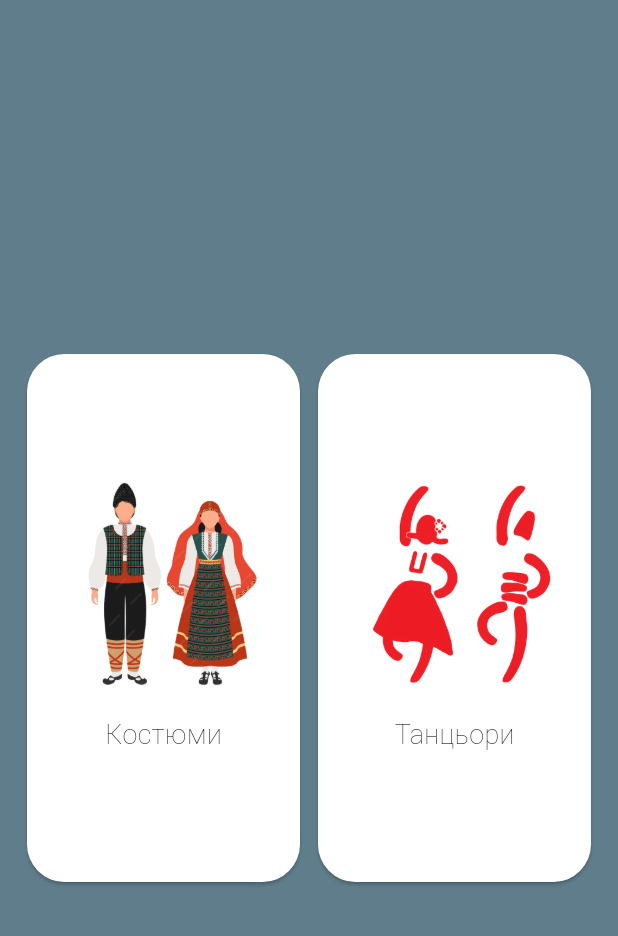
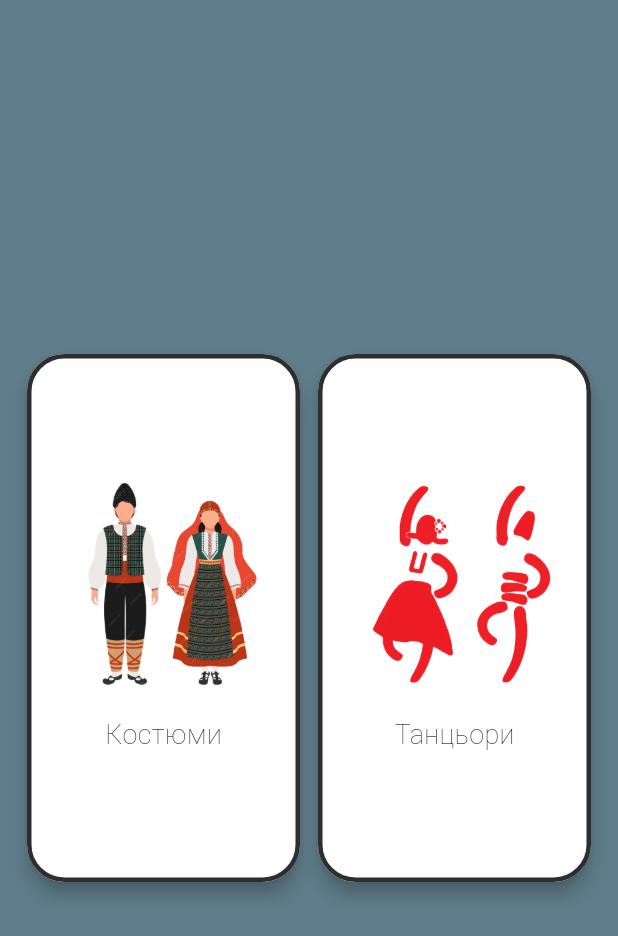
Before and after one commit to GeorgiTasev12/FolkRobe, a Flutter app: the screen it shows after launch, on a phone screen of 412 x 824 dp. Shown: the top 936 px of the screen. Run offline on Flutter 3.47's test engine with Material 3 defaults, Android fonts, the phone set to English and light mode, and no system bars; our stand-ins replace equatable, flutter_bloc, flutter_hooks, get_it, sqflite; accounts and stored records are empty.

Commit message:
Update the style scheme through out the app.

```diff
--- a/lib/theme/app_theme.dart
+++ b/lib/theme/app_theme.dart
@@ -33,12 +33,18 @@ class AppTheme extends ThemeExtension<AppTheme> {
   static ThemeData light() {
     return ThemeData(
       brightness: Brightness.light,
+      textSelectionTheme: const TextSelectionThemeData(
+        selectionColor: Color(0xFFCECECE),
+        selectionHandleColor: Color(0xFF0055FF),
+        cursorColor: Color(0xFF0055FF),
+      ),
       extensions: [
         AppTheme(
           colors: AppColors(
             background: Color(0xFF607D8B),
             surfaceContainer: Color(0xFFFFFFFF),
             primary: Color(0xF8FFFFFF),
+            outline: Color(0xFF2E2E2E),
             onSurfaceContainer: Color(0xFF000000),
             warning: Color(0xFFD9AA01),
             error: Color(0xFFFF0000),
@@ -52,12 +58,18 @@ class AppTheme extends ThemeExtension<AppTheme> {
   static ThemeData dark() {
     return ThemeData(
       brightness: Brightness.dark,
+      textSelectionTheme: const TextSelectionThemeData(
+        selectionColor: Color(0xFF808080),
+        selectionHandleColor: Color(0xFF82B1FF),
+        cursorColor: Color(0xFF82B1FF),
+      ),
       extensions: [
         AppTheme(
           colors: AppColors(
-            background:Color(0xFF323232),
-            surfaceContainer:Color(0xFF1E1E1E),
+            background: Color(0xFF323232),
+            surfaceContainer: Color(0xFF1E1E1E),
             primary: Color(0xFFF4F4F4),
+            outline: Color(0xFFBDBDBD),
             onSurfaceContainer: Color(0xFFFFFFFF),
             warning: Color(0xFFDBC060),
             error: Color(0xFFFF6B6B),
--- a/lib/theme/styles/colors_and_styles.dart
+++ b/lib/theme/styles/colors_and_styles.dart
@@ -2,34 +2,40 @@ import 'package:flutter/material.dart';
 import 'package:folk_robe/theme/app_theme.dart';
 
 class AppColors {
-  final Color? background;
-  final Color? surfaceContainer;
-  final Color? primary;
-  final Color? warning;
-  final Color? error;
-  final Color? onSurfaceContainer;
-  final Color? secondary;
+  final Color background;
+  final Color surfaceContainer;
+  final Color outline;
+  final Color primary;
+  final Color warning;
+  final Color error;
+  final Color onSurfaceContainer;
+  final Color secondary;
 
   AppColors({
-    this.background,
-    this.surfaceContainer,
-    this.primary,
-    this.warning,
-    this.error,
-    this.onSurfaceContainer,
-    this.secondary,
+    required this.background,
+    required this.surfaceContainer,
+    required this.primary,
+    required this.outline,
+    required this.warning,
+    required this.error,
+    required this.onSurfaceContainer,
+    required this.secondary,
   });
 
   static AppColors lerp(AppColors a, AppColors b, double t) {
     return AppColors(
-      background: Color.lerp(a.background, b.background, t),
-      primary: Color.lerp(a.primary, b.primary, t),
-      surfaceContainer: Color.lerp(a.surfaceContainer, b.surfaceContainer, t),
-      warning: Color.lerp(a.warning, b.warning, t),
-      error: Color.lerp(a.error, b.error, t),
+      background:
+          Color.lerp(a.background, b.background, t) ?? Colors.transparent,
+      primary: Color.lerp(a.primary, b.primary, t) ?? Colors.transparent,
+      surfaceContainer: Color.lerp(a.surfaceContainer, b.surfaceContainer, t) ??
+          Colors.transparent,
+      warning: Color.lerp(a.warning, b.warning, t) ?? Colors.transparent,
+      outline: Color.lerp(a.outline, b.outline, t) ?? Colors.transparent,
+      error: Color.lerp(a.error, b.error, t) ?? Colors.transparent,
       onSurfaceContainer:
-          Color.lerp(a.onSurfaceContainer, b.onSurfaceContainer, t),
-      secondary: Color.lerp(a.secondary, b.secondary, t),
+          Color.lerp(a.onSurfaceContainer, b.onSurfaceContainer, t) ??
+              Colors.transparent,
+      secondary: Color.lerp(a.secondary, b.secondary, t) ?? Colors.transparent,
     );
   }
 }
--- a/lib/views/costumes_type_page/widgets/costume_type_item.dart
+++ b/lib/views/costumes_type_page/widgets/costume_type_item.dart
@@ -26,9 +26,9 @@ class CostumeTypeItem extends StatelessWidget {
           child: Center(
             child: Text(
               title,
-              style: context.appTheme.textStyles.titleMedium.copyWith(
+              style: context.appTheme.textStyles.titleLarge.copyWith(
                 fontSize: 17,
-                fontWeight: FontWeight.w300,
+                fontWeight: FontWeight.w400,
                 color: context.appTheme.colors.onSurfaceContainer,
               ),
             ),
--- a/lib/views/home_page/widgets/main_options_card.dart
+++ b/lib/views/home_page/widgets/main_options_card.dart
@@ -21,8 +21,15 @@ class MainOptionCard extends StatelessWidget {
         width: 190,
         height: 360,
         child: Card(
-          shape: RoundedRectangleBorder(borderRadius: BorderRadius.circular(25)),
+          shape: RoundedRectangleBorder(
+            borderRadius: BorderRadius.circular(25),
+            side: BorderSide(
+              color: context.appTheme.colors.outline,
+              width: 3,
+            ),
+          ),
           color: context.appTheme.colors.surfaceContainer,
+          elevation: 5,
           child: Column(
             mainAxisAlignment: MainAxisAlignment.center,
             children: [
```
Also changed, not shown: lib/views/costume_list_page/page.dart (+34 -24 lines).
